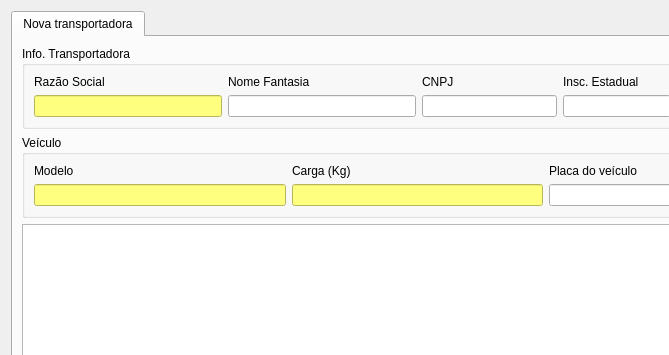
Above: ui/cadastrotransportadora.ui from darktorres/ERP-STACCATO before the change; both pictures show x 0 to 669 and y 0 to 355 of the 1360 by 697 pixel window. Below: the same form after it.
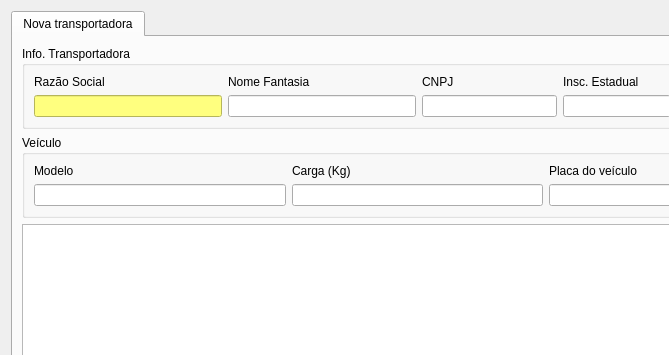
That is the form after the change. Icons and pictures are not drawn. Custom widgets are drawn as their Qt base class.

```diff
--- a/ui/cadastrotransportadora.ui
+++ b/ui/cadastrotransportadora.ui
@@ -60,10 +60,6 @@
             <property name="accessibleName">
              <string>Carga (Kg)</string>
             </property>
-            <property name="styleSheet">
-             <string notr="true">background-color: rgb(255, 255, 127);
-color: rgb(0, 0, 0);</string>
-            </property>
            </widget>
           </item>
           <item row="1" column="0">
@@ -77,10 +73,6 @@
             <property name="accessibleName">
              <string>Modelo</string>
             </property>
-            <property name="styleSheet">
-             <string notr="true">background-color: rgb(255, 255, 127);
-color: rgb(0, 0, 0);</string>
-            </property>
            </widget>
           </item>
           <item row="1" column="2">
```
